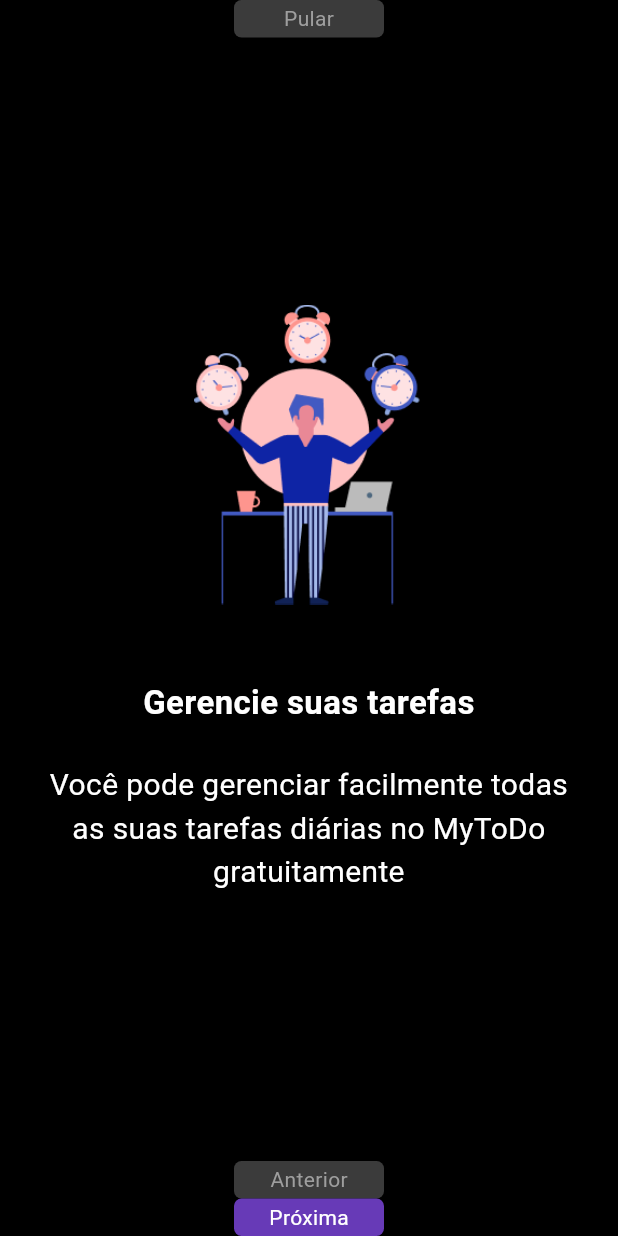
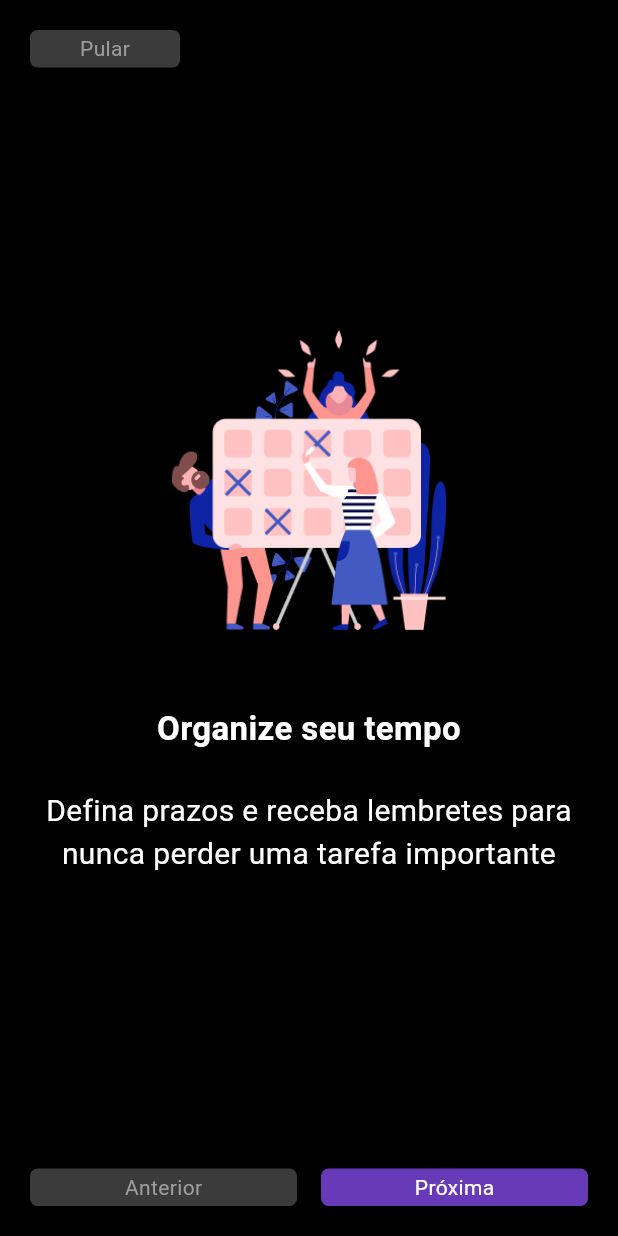
Before and after one commit to GubioGarcia/ToDo_Flutter, a Flutter app: the Onboard screen opened directly, after a tap on "Próxima", on a phone screen of 412 x 824 dp. Run offline on Flutter 3.47's test engine with Material 3 defaults, Android fonts, the phone set to English and light mode, and no system bars.

Commit message:
feat: finalização da estilização e navegação Onboard

```diff
--- a/lib/onboard.dart
+++ b/lib/onboard.dart
@@ -1,4 +1,5 @@
 import 'package:flutter/material.dart';
+import 'welcome.dart';
 import 'widgets/common_button.dart';
 
 class Onboard extends StatefulWidget {
@@ -9,6 +10,29 @@ class Onboard extends StatefulWidget {
 }
 
 class _OnboardState extends State<Onboard> {
+  int indexAtual = 0;
+
+  final List<Map<String, String>> onboardingData = [
+    {
+      "image": "assets/images/onboard-001.png",
+      "title": "Gerencie suas tarefas",
+      "subtitle":
+          "Você pode gerenciar facilmente todas as suas tarefas diárias no MyToDo gratuitamente",
+    },
+    {
+      "image": "assets/images/onboard-002.png",
+      "title": "Organize seu tempo",
+      "subtitle":
+          "Defina prazos e receba lembretes para nunca perder uma tarefa importante",
+    },
+    {
+      "image": "assets/images/onboard-003.png",
+      "title": "Acompanhe seu progresso",
+      "subtitle":
+          "Visualize seu desempenho e mantenha-se motivado todos os dias",
+    },
+  ];
+
   @override
   Widget build(BuildContext context) {
     return Scaffold(
@@ -18,13 +42,24 @@ class _OnboardState extends State<Onboard> {
           width: double.infinity,
           child: Column(
             children: [
-              CommonButton(
+              Container(
+                padding: const EdgeInsets.only(left: 20, top: 20),
+                child: Align(
+                  alignment: Alignment.centerLeft,
+                  child: CommonButton(
                     textoBotao: "Pular",
                     corTextoBotao: Colors.grey,
                     cor: const Color.fromARGB(255, 59, 59, 59),
                     quandoClicar: () {
-                  print("Pular");
+                      Navigator.push(
+                        context,
+                        MaterialPageRoute(
+                          builder: (context) => const Welcome(),
+                        ),
+                      );
                     },
+                  ),
+                ),
               ),
 
               Expanded(
@@ -32,13 +67,13 @@ class _OnboardState extends State<Onboard> {
                   mainAxisAlignment: MainAxisAlignment.center,
                   children: [
                     Image.asset(
-                      "assets/images/onboard-001.png",
+                      onboardingData[indexAtual]["image"]!,
                       width: 200,
                       height: 200,
                     ),
                     SizedBox(height: 50),
                     Text(
-                      "Gerencie suas tarefas",
+                      onboardingData[indexAtual]["title"]!,
                       style: TextStyle(
                         fontSize: 22,
                         fontWeight: FontWeight.bold,
@@ -50,7 +85,7 @@ class _OnboardState extends State<Onboard> {
                     Padding(
                       padding: const EdgeInsets.symmetric(horizontal: 24.0),
                       child: Text(
-                        "Você pode gerenciar facilmente todas as suas tarefas diárias no MyToDo gratuitamente",
+                        onboardingData[indexAtual]["subtitle"]!,
                         style: TextStyle(fontSize: 20, color: Colors.white),
                         textAlign: TextAlign.center,
                       ),
@@ -59,19 +94,51 @@ class _OnboardState extends State<Onboard> {
                 ),
               ),
 
-              CommonButton(
+              Container(
+                padding: const EdgeInsets.symmetric(
+                  horizontal: 20,
+                  vertical: 20,
+                ),
+                child: Row(
+                  mainAxisAlignment: MainAxisAlignment.spaceBetween,
+                  children: [
+                    if (indexAtual > 0)
+                      Expanded(
+                        child: CommonButton(
                           textoBotao: "Anterior",
                           corTextoBotao: Colors.grey,
                           cor: const Color.fromARGB(255, 59, 59, 59),
                           quandoClicar: () {
-                  print("Anterior");
+                            setState(() {
+                              indexAtual--;
+                            });
                           },
                         ),
-              CommonButton(
+                      )
+                    else
+                      Expanded(child: SizedBox()),
+                    SizedBox(width: 16),
+                    Expanded(
+                      child: CommonButton(
                         textoBotao: "Próxima",
                         quandoClicar: () {
-                  print("Próxima");
+                          setState(() {
+                            if (indexAtual < onboardingData.length - 1) {
+                              indexAtual++;
+                            } else {
+                              Navigator.push(
+                                context,
+                                MaterialPageRoute(
+                                  builder: (context) => const Welcome(),
+                                ),
+                              );
+                            }
+                          });
                         },
+                      ),
+                    ),
+                  ],
+                ),
               ),
             ],
           ),
--- a/lib/splash_page.dart
+++ b/lib/splash_page.dart
@@ -26,9 +26,9 @@ class _SplashpageState extends State<Splashpage> {
   }
 
   void navegar() {
-    Future.delayed(Duration(seconds: 5), () {
+    Future.delayed(Duration(seconds: 1), () {
       navigatorKey.currentState?.pushReplacement(
-        MaterialPageRoute(builder: (context) => Welcome()),
+        MaterialPageRoute(builder: (context) => Onboard()),
       );
     });
   }
```
Also changed, not shown: pubspec.lock. Lines whose indentation alone changed are shown as unchanged.
